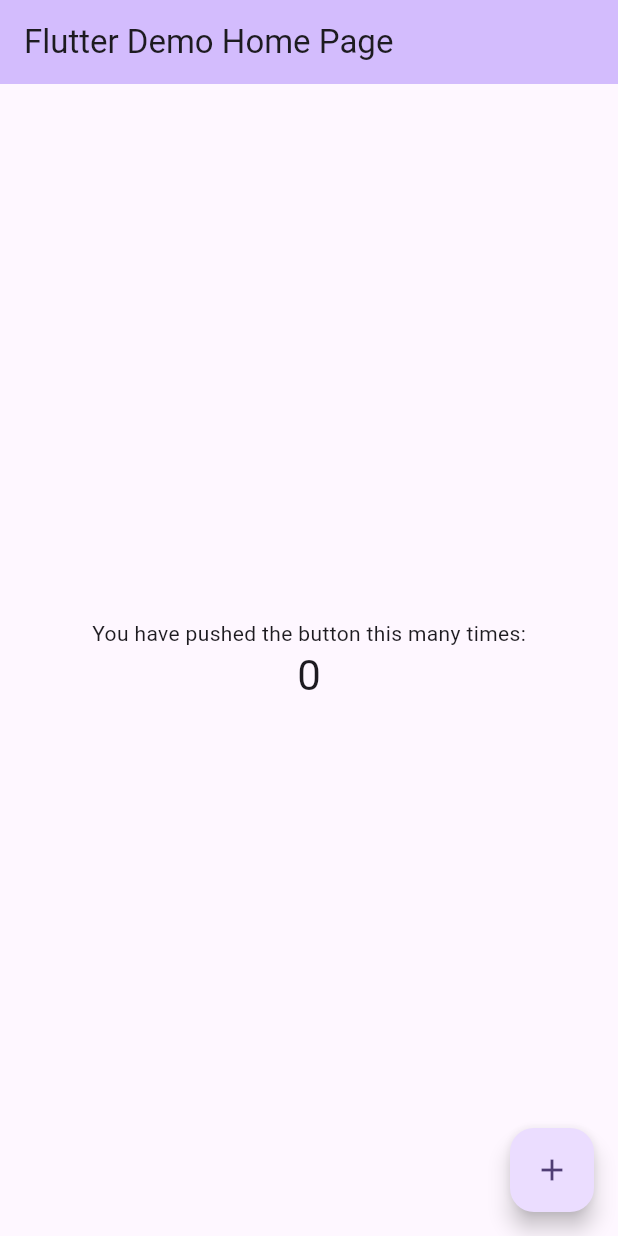
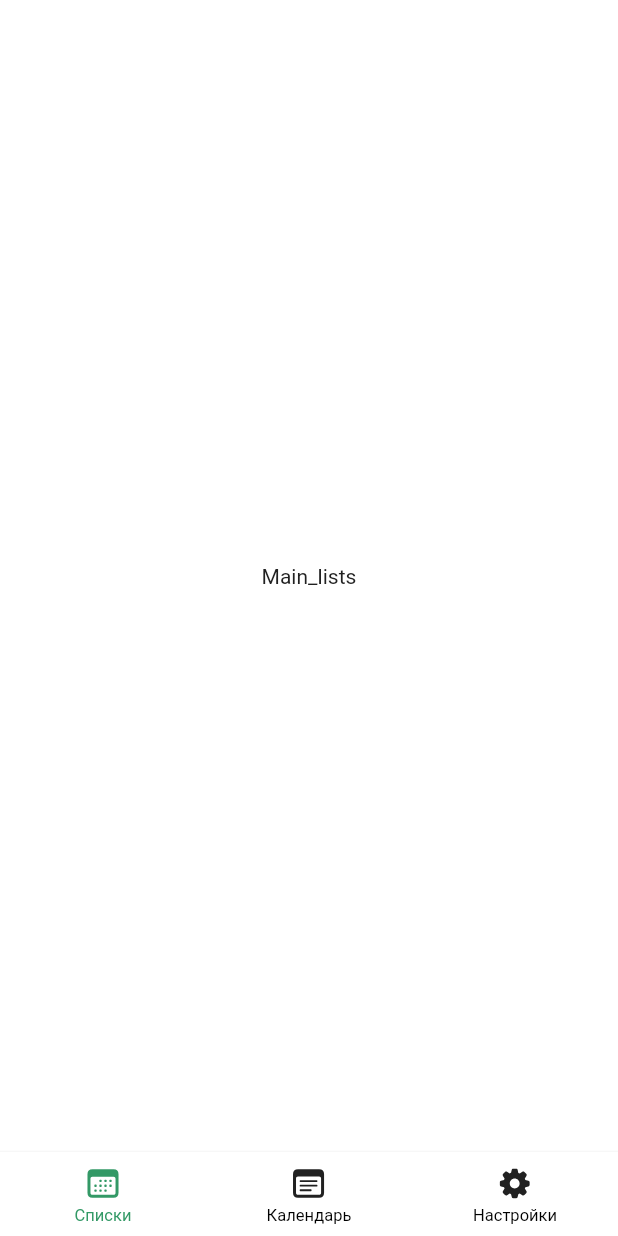
Before and after one commit to qoiu/task_calendar, a Flutter app: the screen it shows after launch, on a phone screen of 412 x 824 dp. Run offline on Flutter 3.47's test engine with Material 3 defaults, Android fonts, the phone set to English and light mode, and no system bars; our stand-ins replace flutter_svg; generated files the repository leaves out were written again.

Commit message:
project settings

```diff
--- /dev/null
+++ b/l10n.yaml
@@ -0,0 +1,3 @@
+arb-dir: lib/l10n
+template-arb-file: app_ru.arb
+nullable-getter: false
--- /dev/null
+++ b/lib/l10n/app_ru.arb
@@ -0,0 +1,13 @@
+{
+    "app_name": "Qoiu Tasks",
+    "save": "Сохранить",
+    "add": "Добавить",
+    "apply": "Применить",
+    "delete": "Удалить",
+    "enter_text": "Введите текст",
+    "error_message": "Произошла ошибка",
+    "page_develop": "Страница находится в разработке",
+    "menu_lists": "Списки",
+    "menu_calendar": "Календарь",
+    "menu_settings": "Настройки"
+}
--- a/lib/main.dart
+++ b/lib/main.dart
@@ -1,4 +1,8 @@
 import 'package:flutter/material.dart';
+import 'package:task_calendar/screens/main_app_screen.dart';
+import 'package:task_calendar/themes.dart';
+import 'package:task_calendar/utils/utils.dart';
+import 'package:flutter_gen/gen_l10n/app_localizations.dart';
 
 void main() {
   runApp(const MyApp());
@@ -12,114 +16,11 @@ class MyApp extends StatelessWidget {
   Widget build(BuildContext context) {
     return MaterialApp(
       title: 'Flutter Demo',
-      theme: ThemeData(
-        // This is the theme of your application.
-        //
-        // TRY THIS: Try running your application with "flutter run". You'll see
-        // the application has a purple toolbar. Then, without quitting the app,
-        // try changing the seedColor in the colorScheme below to Colors.green
-        // and then invoke "hot reload" (save your changes or press the "hot
-        // reload" button in a Flutter-supported IDE, or press "r" if you used
-        // the command line to start the app).
-        //
-        // Notice that the counter didn't reset back to zero; the application
-        // state is not lost during the reload. To reset the state, use hot
-        // restart instead.
-        //
-        // This works for code too, not just values: Most code changes can be
-        // tested with just a hot reload.
-        colorScheme: ColorScheme.fromSeed(seedColor: Colors.deepPurple),
-        useMaterial3: true,
-      ),
-      home: const MyHomePage(title: 'Flutter Demo Home Page'),
+      navigatorKey: rootNavigatorKey,
+      theme: MainTheme.defaultLight,
+      home: const MainAppPage(),
+      supportedLocales: AppLocalizations.supportedLocales,
+      localizationsDelegates: AppLocalizations.localizationsDelegates,
     );
   }
 }
-
-class MyHomePage extends StatefulWidget {
-  const MyHomePage({super.key, required this.title});
-
-  // This widget is the home page of your application. It is stateful, meaning
-  // that it has a State object (defined below) that contains fields that affect
-  // how it looks.
-
-  // This class is the configuration for the state. It holds the values (in this
-  // case the title) provided by the parent (in this case the App widget) and
-  // used by the build method of the State. Fields in a Widget subclass are
-  // always marked "final".
-
-  final String title;
-
-  @override
-  State<MyHomePage> createState() => _MyHomePageState();
-}
-
-class _MyHomePageState extends State<MyHomePage> {
-  int _counter = 0;
-
-  void _incrementCounter() {
-    setState(() {
-      // This call to setState tells the Flutter framework that something has
-      // changed in this State, which causes it to rerun the build method below
-      // so that the display can reflect the updated values. If we changed
-      // _counter without calling setState(), then the build method would not be
-      // called again, and so nothing would appear to happen.
-      _counter++;
-    });
-  }
-
-  @override
-  Widget build(BuildContext context) {
-    // This method is rerun every time setState is called, for instance as done
-    // by the _incrementCounter method above.
-    //
-    // The Flutter framework has been optimized to make rerunning build methods
-    // fast, so that you can just rebuild anything that needs updating rather
-    // than having to individually change instances of widgets.
-    return Scaffold(
-      appBar: AppBar(
-        // TRY THIS: Try changing the color here to a specific color (to
-        // Colors.amber, perhaps?) and trigger a hot reload to see the AppBar
-        // change color while the other colors stay the same.
-        backgroundColor: Theme.of(context).colorScheme.inversePrimary,
-        // Here we take the value from the MyHomePage object that was created by
-        // the App.build method, and use it to set our appbar title.
-        title: Text(widget.title),
-      ),
-      body: Center(
-        // Center is a layout widget. It takes a single child and positions it
-        // in the middle of the parent.
-        child: Column(
-          // Column is also a layout widget. It takes a list of children and
-          // arranges them vertically. By default, it sizes itself to fit its
-          // children horizontally, and tries to be as tall as its parent.
-          //
-          // Column has various properties to control how it sizes itself and
-          // how it positions its children. Here we use mainAxisAlignment to
-          // center the children vertically; the main axis here is the vertical
-          // axis because Columns are vertical (the cross axis would be
-          // horizontal).
-          //
-          // TRY THIS: Invoke "debug painting" (choose the "Toggle Debug Paint"
-          // action in the IDE, or press "p" in the console), to see the
-          // wireframe for each widget.
-          mainAxisAlignment: MainAxisAlignment.center,
-          children: <Widget>[
-            const Text(
-              'You have pushed the button this many times:',
-            ),
-            Text(
-              '$_counter',
-              style: Theme.of(context).textTheme.headlineMedium,
-            ),
-          ],
-        ),
-      ),
-      floatingActionButton: FloatingActionButton(
-        onPressed: _incrementCounter,
-        tooltip: 'Increment',
-        child: const Icon(Icons.add),
-      ), // This trailing comma makes auto-formatting nicer for build methods.
-    );
-  }
-}
--- /dev/null
+++ b/lib/screens/main_app_screen.dart
@@ -0,0 +1,188 @@
+import 'package:flutter/foundation.dart';
+import 'package:flutter/material.dart';
+import 'package:flutter_svg/svg.dart';
+import 'package:task_calendar/screens/stub_screen.dart';
+import 'package:task_calendar/utils/enum/screen_tag.dart';
+import 'package:task_calendar/utils/utils.dart';
+
+
+String? currentRoute;
+
+class MainAppPage extends StatefulWidget {
+  const MainAppPage({super.key});
+
+  @override
+  State<MainAppPage> createState() => _MainAppPage();
+}
+
+class _MainAppPage extends State<MainAppPage> {
+  int currentIndex = 0;
+
+  List<TabItem> tabs = [];
+
+  @override
+  void initState() {
+    super.initState();
+    initTabs();
+    tabs[0].isLoaded = true;
+  }
+
+  void initTabs() {
+    tabs = [
+      TabItem(
+          icon: "assets/svg/menu_calendar.svg",
+          title: () => getString().menu_lists,
+          tag: ScreenTag.MAIN_LISTS.name,
+          screenBuilder: (context) => const StubScreen('Main_lists'),
+          index: 0),
+      TabItem(
+          icon: "assets/svg/menu_lists.svg",
+          title: () => getString().menu_calendar,
+          tag: ScreenTag.MAIN_CALENDAR.name,
+          screenBuilder: (context) => StubScreen(getString().page_develop),
+          index: 1),
+      TabItem(
+          icon: "assets/svg/menu_settings.svg",
+          title: () => getString().menu_settings,
+          tag: ScreenTag.MAIN_SETTINGS.name,
+          screenBuilder: (context) => StubScreen(getString().menu_settings),
+          index: 2),
+    ];
+  }
+
+  void onSwitchTabClick(int index, {bool forcePop = false}) {
+    debugPrint("onSwitchTabClick($index,$forcePop)");
+    setState(() {
+      tabs[index].isLoaded = true;
+    });
+    if (index == currentIndex) {
+      Navigator.of(tabs[index].key.currentContext!)
+          .popUntil((route) => route.isFirst);
+    } else {
+      setState(() {
+        currentIndex = index;
+      });
+    }
+    if (forcePop) {
+      Navigator.of(tabs[index].key.currentContext!)
+          .popUntil((route) => route.isFirst);
+    }
+  }
+
+  @override
+  Widget build(BuildContext context) {
+    return Scaffold(
+      bottomNavigationBar:
+      BottomNavigationBar(
+              currentIndex: currentIndex,
+              items: tabs.map((e) => e.getBottomBarItem(currentIndex)).toList(),
+              onTap: (index) {
+                setState(() {
+                  tabs[index].isLoaded = true;
+                  if (index == currentIndex) {
+                    Navigator.of(tabs[index].key.currentContext!)
+                        .popUntil((route) => route.isFirst);
+                  } else {
+                    currentIndex = index;
+                  }
+                });
+              },
+              selectedItemColor: getColorScheme().primary,
+              unselectedItemColor: getColorScheme().outline,
+              unselectedFontSize: 11,
+              selectedFontSize: 11,
+              elevation: 2,
+              backgroundColor: getColorScheme().surface,
+              showUnselectedLabels: true,
+              type: BottomNavigationBarType.fixed,
+            ),
+      body: Stack(
+        children: [
+          IndexedStack(
+              index: currentIndex,
+              children: tabs.map((e) => e.getWidget()).toList()),
+          Container(
+            alignment: Alignment.topRight,
+            padding: const EdgeInsets.only(top: 80, right: 10),
+            child: kDebugMode
+                ? const Column(
+                    children: [
+                      // Text("v.0.0.14",style: getTextStyle(context).bodySmall?.copyWith(fontSize: 8),),
+                    ],
+                  )
+                : Container(),
+          ),
+        ],
+      ),
+    );
+  }
+}
+
+class TabItem {
+  bool isLoaded = false;
+  final String icon;
+  final String Function() title;
+  final WidgetBuilder screenBuilder;
+  late Widget widget;
+  final int index;
+  final List<NavigatorObserver>? observer;
+  final GlobalKey<NavigatorState> key = GlobalKey<NavigatorState>();
+  final String tag;
+  int notification = 0;
+  bool showNotificationAmount = false;
+
+  TabItem(
+      {required this.icon,
+      required this.title,
+      required this.tag,
+      this.observer,
+      required this.screenBuilder,
+      required this.index,
+      this.showNotificationAmount = false,
+      this.notification = 0}) {
+    widget = WillPopScope(
+      child: Navigator(
+        observers: observer ?? List<NavigatorObserver>.empty(growable: true),
+        key: key,
+        onGenerateRoute: (settings) {
+          debugPrint("currentRoute = ${settings.name}");
+          currentRoute = settings.name;
+          return MaterialPageRoute(
+              builder: screenBuilder, settings: RouteSettings(name: tag));
+        },
+      ),
+      onWillPop: () async {
+        debugPrint("route: $currentRoute");
+        var navigation = Navigator.of(key.currentContext!);
+        if (navigation.canPop()) {
+          navigation.pop();
+          return false;
+        }
+        return true;
+      },
+    );
+  }
+
+  BottomNavigationBarItem getBottomBarItem(int currentIndex) {
+    return BottomNavigationBarItem(
+        icon: IntrinsicWidth(
+          child: Padding(
+            padding:
+                const EdgeInsets.only(left: 5, right: 5, top: 5, bottom: 3),
+            child: SvgPicture.asset(
+              icon,
+              color: currentIndex == index
+                  ? getColorScheme().primary
+                  : getColorScheme().onPrimary,
+              height: 20,
+            ),
+          ),
+        ),
+        backgroundColor: getColorScheme().primaryContainer,
+        label: title());
+  }
+
+  Widget getWidget() {
+    return isLoaded ? widget : Container();
+  }
+}
--- /dev/null
+++ b/lib/screens/stub_screen.dart
@@ -0,0 +1,14 @@
+import 'package:flutter/material.dart';
+import 'package:task_calendar/components/text_builder.dart';
+
+class StubScreen extends StatelessWidget {
+  final String text;
+  const StubScreen(this.text, {super.key});
+
+  @override
+  Widget build(BuildContext context) {
+    return Center(
+      child: TextBuilder(text).build(),
+    );
+  }
+}
--- /dev/null
+++ b/lib/themes.dart
@@ -0,0 +1,69 @@
+import 'package:flutter/material.dart';
+
+
+class MainTheme {
+  static const Color white = Color(0xFFFFFFFF);
+  static const Color shadow = Color(0x33262626);
+  static const Color textColor = Color(0xFF212121);
+  static const Color textColorWhite = Color(0xFFE2E2E2);
+  static const Color accent = Color(0xFF339966);
+  static const Color taskColor = Color(0xFF99FFCC);
+
+  static ThemeData defaultLight = ThemeData(
+    colorScheme: const ColorScheme.light(
+        primary: accent,
+        onPrimary: textColor,
+        surface: white,
+        secondary: taskColor,
+        onSecondary: textColorWhite,),
+    textSelectionTheme: TextSelectionThemeData(
+        cursorColor: accent,
+        selectionColor: accent.withOpacity(0.4),
+        selectionHandleColor: accent),
+    textTheme: TextTheme(
+        bodyMedium: textMain14,
+        bodySmall: textMain12,
+        bodyLarge: textMain16,
+        labelSmall: semibold12,
+        labelMedium: semibold14,
+        labelLarge: semibold16,
+        titleSmall: bold12,
+        titleMedium: bold14,
+        titleLarge: bold16,
+        headlineLarge: bold18),
+  );
+  static TextStyle textMain14 = const TextStyle(
+    fontSize: 14,
+    fontWeight: FontWeight.w400,
+    color: textColor,
+    letterSpacing: 0.02,
+    fontStyle: FontStyle.normal,
+    decoration: TextDecoration.none,
+  );
+  static TextStyle textMain16 = textMain14.copyWith(fontSize: 16);
+  static TextStyle textMain12 = textMain14.copyWith(fontSize: 12);
+  static TextStyle textMain10 = textMain14.copyWith(fontSize: 10);
+
+  static TextStyle semibold14 = const TextStyle(
+    fontSize: 14,
+    fontWeight: FontWeight.w700,
+    color: textColor,
+    letterSpacing: 0.02,
+    fontStyle: FontStyle.normal,
+    decoration: TextDecoration.none,
+  );
+  static TextStyle semibold16 = semibold14.copyWith(fontSize: 16);
+  static TextStyle semibold12 = semibold14.copyWith(fontSize: 12);
+
+  static TextStyle bold14 = const TextStyle(
+    fontSize: 14,
+    fontWeight: FontWeight.w800,
+    color: textColor,
+    letterSpacing: 0.2,
+    fontStyle: FontStyle.normal,
+    decoration: TextDecoration.none,
+  );
+  static TextStyle bold16 = bold14.copyWith(fontSize: 16);
+  static TextStyle bold18 = bold14.copyWith(fontSize: 18);
+  static TextStyle bold12 = bold14.copyWith(fontSize: 12);
+}
--- /dev/null
+++ b/lib/utils/enum/screen_tag.dart
@@ -0,0 +1,3 @@
+enum ScreenTag {
+
+MAIN_LISTS, MAIN_CALENDAR, MAIN_SETTINGS}
--- /dev/null
+++ b/lib/utils/utils.dart
@@ -0,0 +1,14 @@
+
+import 'package:flutter/material.dart';
+import 'package:flutter_gen/gen_l10n/app_localizations.dart';
+
+final GlobalKey<NavigatorState> rootNavigatorKey = GlobalKey<NavigatorState>();
+
+ColorScheme getColorScheme([BuildContext? context]) =>
+    Theme.of(context ?? rootNavigatorKey.currentContext!).colorScheme;
+
+TextTheme getTextStyle([BuildContext? context]) =>
+    Theme.of(context ?? rootNavigatorKey.currentContext!).textTheme;
+
+AppLocalizations getString([BuildContext? context]) =>
+    AppLocalizations.of(context ?? rootNavigatorKey.currentContext!);
```
Also changed, not shown: lib/components/text_builder.dart (added, +199 -0 lines), pubspec.yaml (+10 -70 lines), assets/svg/menu_calendar.svg (added), assets/svg/menu_lists.svg (added), assets/svg/menu_settings.svg (added), pubspec.lock.
